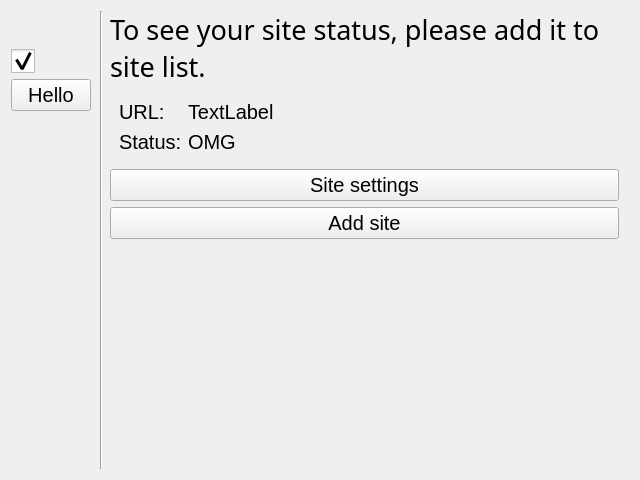
First picture: the form in gui/ui/monitor.ui, repository KoniDevTeam/SiteMonster, before the edit.
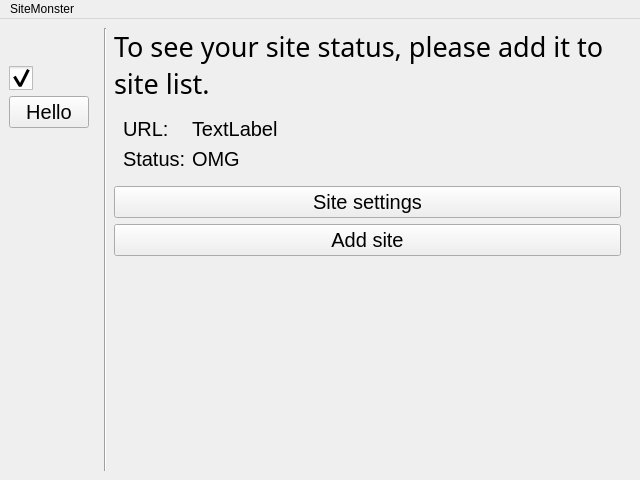
Second picture: the form after the edit. Icons and pictures are not drawn.

The edit to the form file:
```diff
--- a/gui/ui/monitor.ui
+++ b/gui/ui/monitor.ui
@@ -1,7 +1,7 @@
 <?xml version="1.0" encoding="UTF-8"?>
 <ui version="4.0">
- <class>Dialog</class>
- <widget class="QDialog" name="Dialog">
+ <class>MainWindow</class>
+ <widget class="QMainWindow" name="MainWindow">
   <property name="geometry">
    <rect>
     <x>0</x>
@@ -25,10 +25,8 @@
   <property name="windowTitle">
    <string>Dialog</string>
   </property>
-  <layout class="QHBoxLayout">
-   <property name="spacing">
-    <number>0</number>
-   </property>
+  <widget class="QWidget" name="centralwidget">
+   <layout class="QHBoxLayout" name="horizontalLayout">
    <item>
     <widget class="QWidget" name="menu_vert_" native="true">
      <property name="sizePolicy">
@@ -181,7 +179,7 @@
       <item>
        <widget class="QWidget" name="fav_container_" native="true">
         <property name="sizePolicy">
-         <sizepolicy hsizetype="Maximum" vsizetype="Preferred">
+          <sizepolicy hsizetype="Minimum" vsizetype="Maximum">
           <horstretch>0</horstretch>
           <verstretch>0</verstretch>
          </sizepolicy>
@@ -213,6 +211,18 @@
          </property>
          <item>
           <widget class="QPushButton" name="fav_btn_example">
+            <property name="sizePolicy">
+             <sizepolicy hsizetype="Minimum" vsizetype="Maximum">
+              <horstretch>0</horstretch>
+              <verstretch>0</verstretch>
+             </sizepolicy>
+            </property>
+            <property name="minimumSize">
+             <size>
+              <width>24</width>
+              <height>24</height>
+             </size>
+            </property>
            <property name="maximumSize">
             <size>
              <width>256</width>
@@ -377,6 +387,12 @@
       </item>
       <item>
        <widget class="QWidget" name="content_" native="true">
+         <property name="sizePolicy">
+          <sizepolicy hsizetype="Minimum" vsizetype="Preferred">
+           <horstretch>0</horstretch>
+           <verstretch>0</verstretch>
+          </sizepolicy>
+         </property>
         <layout class="QVBoxLayout" name="content">
          <property name="leftMargin">
           <number>1</number>
@@ -538,6 +554,19 @@
            </property>
           </spacer>
          </item>
+          <item>
+           <spacer name="horizontalSpacer">
+            <property name="orientation">
+             <enum>Qt::Horizontal</enum>
+            </property>
+            <property name="sizeHint" stdset="0">
+             <size>
+              <width>40</width>
+              <height>5</height>
+             </size>
+            </property>
+           </spacer>
+          </item>
          <item>
           <widget class="QPushButton" name="delete_site">
            <property name="sizePolicy">
@@ -587,12 +616,29 @@
    </item>
   </layout>
  </widget>
- <tabstops>
-  <tabstop>menu_btn</tabstop>
-  <tabstop>fav_btn_example</tabstop>
-  <tabstop>add_site_btn</tabstop>
-  <tabstop>settings_btn</tabstop>
- </tabstops>
+  <widget class="QMenuBar" name="menubar">
+   <property name="geometry">
+    <rect>
+     <x>0</x>
+     <y>0</y>
+     <width>640</width>
+     <height>21</height>
+    </rect>
+   </property>
+   <widget class="QMenu" name="menuabout">
+    <property name="title">
+     <string>SiteMonster</string>
+    </property>
+    <addaction name="actionAbout"/>
+   </widget>
+   <addaction name="menuabout"/>
+  </widget>
+  <action name="actionAbout">
+   <property name="text">
+    <string>About</string>
+   </property>
+  </action>
+ </widget>
  <resources/>
  <connections/>
 </ui>
```
Left out of the diff: 18 changed lines with no effect on the pictures. Lines whose indentation alone changed are shown as unchanged.
